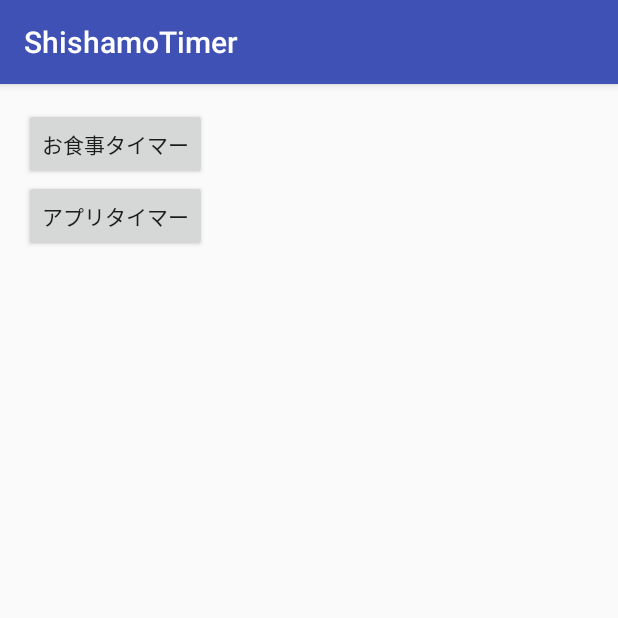
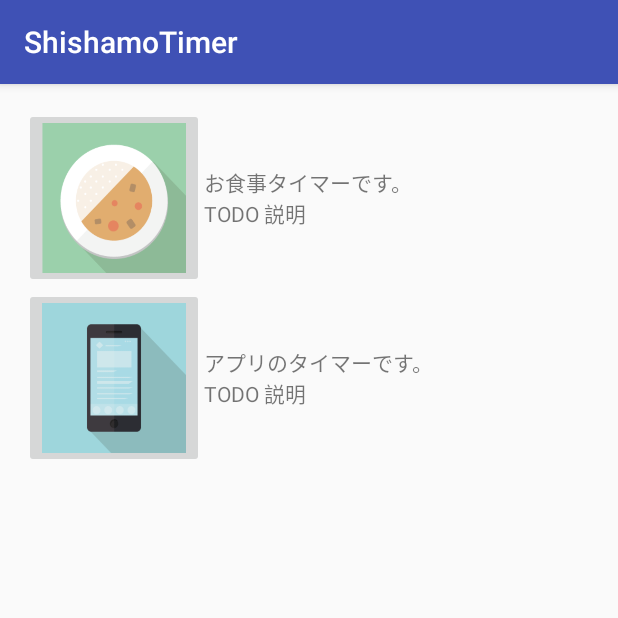
Before and after one commit to a-nagaoka/Timer, an Android app: the screen it shows after launch (MainMenuActivity), on a phone screen of 412 x 824 dp, the top half of it. Run offline under Robolectric (Android 15) with nearby library versions, the light colour scheme and no system bars.

Commit message:
ボタンに画像を設定

```diff
--- a/ShishamoTimer/app/src/main/res/layout/activity_main_menu.xml
+++ b/ShishamoTimer/app/src/main/res/layout/activity_main_menu.xml
@@ -9,20 +9,58 @@
     android:paddingTop="@dimen/activity_vertical_margin"
     tools:context="com.shishamo.shishamotimer.MainMenuActivity">
 
-    <Button
-        android:layout_width="wrap_content"
-        android:layout_height="wrap_content"
-        android:text="@string/main_menu_button_mealtimer"
-        android:id="@+id/button"
+    <TableLayout
+        android:layout_width="match_parent"
+        android:layout_height="match_parent"
         android:layout_alignParentLeft="true"
-        android:layout_alignParentStart="true" />
+        android:layout_alignParentStart="true">
 
-    <Button
-        android:layout_width="wrap_content"
-        android:layout_height="wrap_content"
-        android:text="@string/main_menu_button_apptimer"
-        android:id="@+id/button2"
-        android:layout_below="@+id/button"
-        android:layout_alignParentLeft="true"
-        android:layout_alignParentStart="true" />
+        <TableRow
+            android:layout_width="match_parent"
+            android:layout_height="match_parent">
+
+            <ImageButton
+                android:layout_width="120dp"
+                android:layout_height="120dp"
+                android:id="@+id/meal_button"
+                android:scaleType="fitXY"
+                android:adjustViewBounds="true"
+                android:src="@drawable/meal_icon"
+                android:layout_column="0" />
+
+            <TextView
+                android:text="@string/meal_timer_description"
+                android:id="@+id/textView"
+                android:layout_column="1"
+                android:gravity="center_vertical"
+                android:autoText="false"
+                android:layout_gravity="center_vertical" />
+        </TableRow>
+
+        <TableRow
+            android:layout_width="match_parent"
+            android:layout_height="match_parent">
+
+            <ImageButton
+                android:layout_width="120dp"
+                android:layout_height="120dp"
+                android:id="@+id/app_button"
+                android:scaleType="fitXY"
+                android:adjustViewBounds="true"
+                android:src="@drawable/app_icon"
+                android:layout_alignParentLeft="true"
+                android:layout_alignParentStart="true" />
+
+            <TextView
+                android:layout_width="wrap_content"
+                android:layout_height="wrap_content"
+                android:text="@string/app_timer_description"
+                android:id="@+id/textView2"
+                android:layout_column="1"
+                android:layout_gravity="center_vertical" />
+
+        </TableRow>
+
+    </TableLayout>
+
 </RelativeLayout>
--- a/ShishamoTimer/app/src/main/res/values/strings.xml
+++ b/ShishamoTimer/app/src/main/res/values/strings.xml
@@ -2,4 +2,6 @@
     <string name="app_name">ShishamoTimer</string>
     <string name="main_menu_button_mealtimer">お食事タイマー</string>
     <string name="main_menu_button_apptimer">アプリタイマー</string>
+    <string name="meal_timer_description">お食事タイマーです。\nTODO 説明</string>
+    <string name="app_timer_description">アプリのタイマーです。\nTODO 説明</string>
 </resources>
```
Also changed, not shown: ShishamoTimer/app/src/main/res/drawable/app_icon.png (added), ShishamoTimer/app/src/main/res/drawable/meal_icon.png (added).
